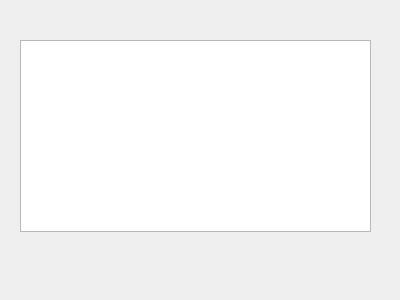
This is clientes.ui in GabR36/QEstoqueLoja as Qt 5 draws it before an edit. The edited form follows.
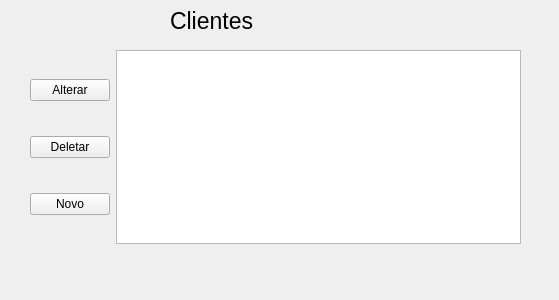
This is the edited form.

Commit message: alterar cliente colocar valores nos linedits

The edit to the form file:
```diff
--- a/clientes.ui
+++ b/clientes.ui
@@ -6,22 +6,77 @@
    <rect>
     <x>0</x>
     <y>0</y>
-    <width>400</width>
+    <width>559</width>
     <height>300</height>
    </rect>
   </property>
   <property name="windowTitle">
    <string>Form</string>
   </property>
-  <widget class="QTableView" name="Tview_Clientes">
+  <widget class="QLabel" name="lbl_Titulo">
    <property name="geometry">
     <rect>
-     <x>20</x>
-     <y>40</y>
-     <width>351</width>
-     <height>192</height>
+     <x>170</x>
+     <y>10</y>
+     <width>121</width>
+     <height>21</height>
     </rect>
    </property>
+   <property name="font">
+    <font>
+     <pointsize>17</pointsize>
+    </font>
+   </property>
+   <property name="text">
+    <string>Clientes</string>
+   </property>
+  </widget>
+  <widget class="QWidget" name="">
+   <property name="geometry">
+    <rect>
+     <x>30</x>
+     <y>50</y>
+     <width>491</width>
+     <height>194</height>
+    </rect>
+   </property>
+   <layout class="QHBoxLayout" name="horizontalLayout">
+    <item>
+     <layout class="QVBoxLayout" name="verticalLayout">
+      <item>
+       <widget class="QPushButton" name="Btn_Alterar">
+        <property name="text">
+         <string>Alterar</string>
+        </property>
+       </widget>
+      </item>
+      <item>
+       <widget class="QPushButton" name="Btn_Deletar">
+        <property name="text">
+         <string>Deletar</string>
+        </property>
+       </widget>
+      </item>
+      <item>
+       <widget class="QPushButton" name="Btn_Novo">
+        <property name="text">
+         <string>Novo</string>
+        </property>
+       </widget>
+      </item>
+     </layout>
+    </item>
+    <item>
+     <widget class="QTableView" name="Tview_Clientes">
+      <property name="selectionMode">
+       <enum>QAbstractItemView::SelectionMode::SingleSelection</enum>
+      </property>
+      <property name="selectionBehavior">
+       <enum>QAbstractItemView::SelectionBehavior::SelectRows</enum>
+      </property>
+     </widget>
+    </item>
+   </layout>
   </widget>
  </widget>
  <resources/>
```
The commit also changes 6 other files.
